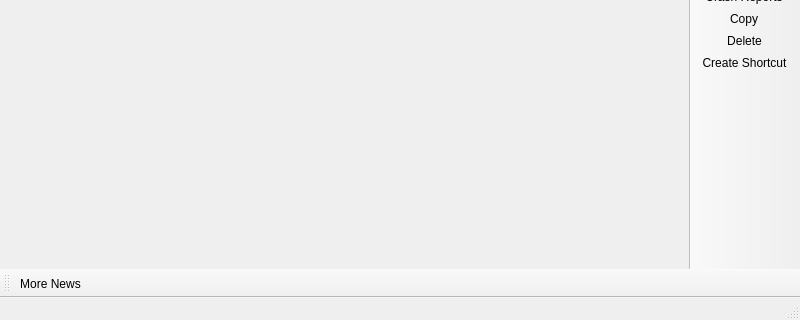
PollyMC-Continued/launcher, file launcher/ui/MainWindow.ui: the form before one commit; both pictures show x 0 to 800 and y 280 to 600 of the 800 by 600 pixel window.
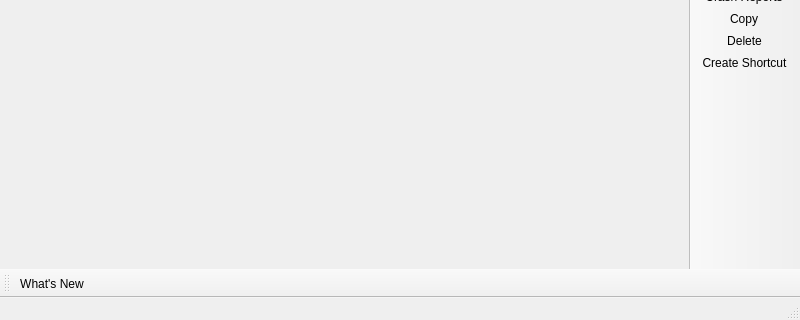
The form after the commit. Icons and pictures are not drawn. Custom widgets are drawn as their Qt base class.

The edit to the form file:
```diff
--- a/launcher/ui/MainWindow.ui
+++ b/launcher/ui/MainWindow.ui
@@ -83,7 +83,7 @@
    <attribute name="toolBarBreak">
     <bool>false</bool>
    </attribute>
-   <addaction name="actionMoreNews"/>
+   <addaction name="actionWhatsNew"/>
   </widget>
   <widget class="WideBar" name="instanceToolBar">
    <property name="windowTitle">
@@ -245,17 +245,6 @@
    <addaction name="accountsMenu"/>
    <addaction name="helpMenu"/>
   </widget>
-  <action name="actionMoreNews">
-   <property name="icon">
-    <iconset theme="news"/>
-   </property>
-   <property name="text">
-    <string>More News...</string>
-   </property>
-   <property name="toolTip">
-    <string>Open the development blog to read more news about %1.</string>
-   </property>
-  </action>
   <action name="actionToggleStatusBar">
    <property name="checkable">
     <bool>true</bool>
```
Left out of the diff: 17 changed lines with no effect on the pictures.
